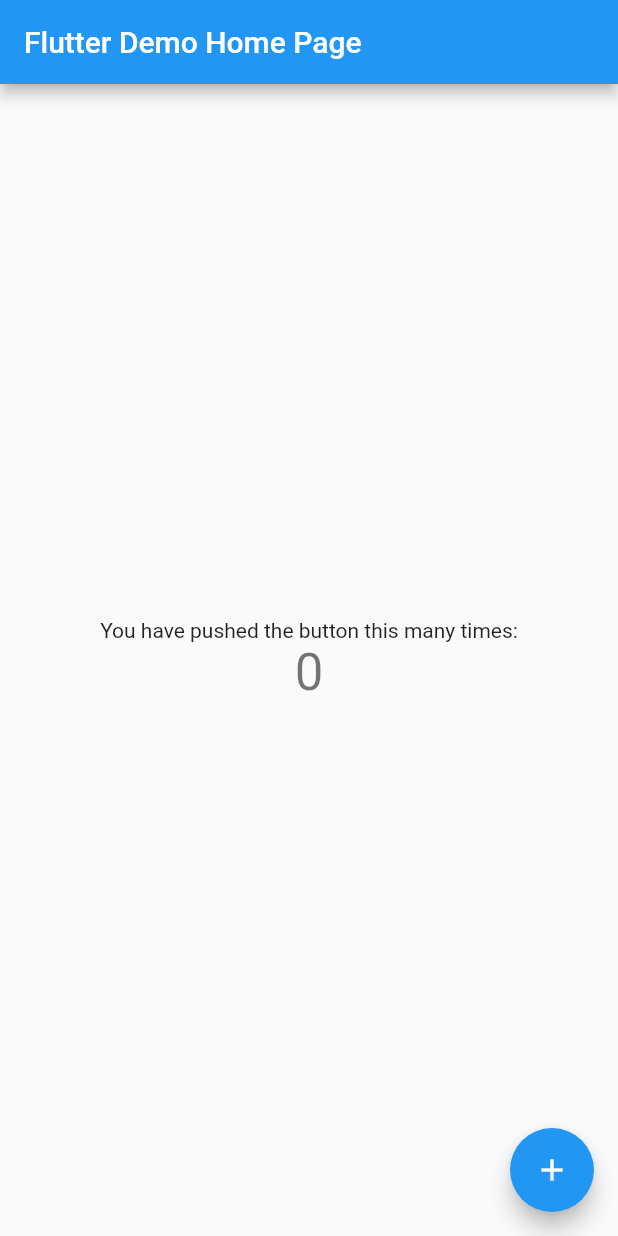
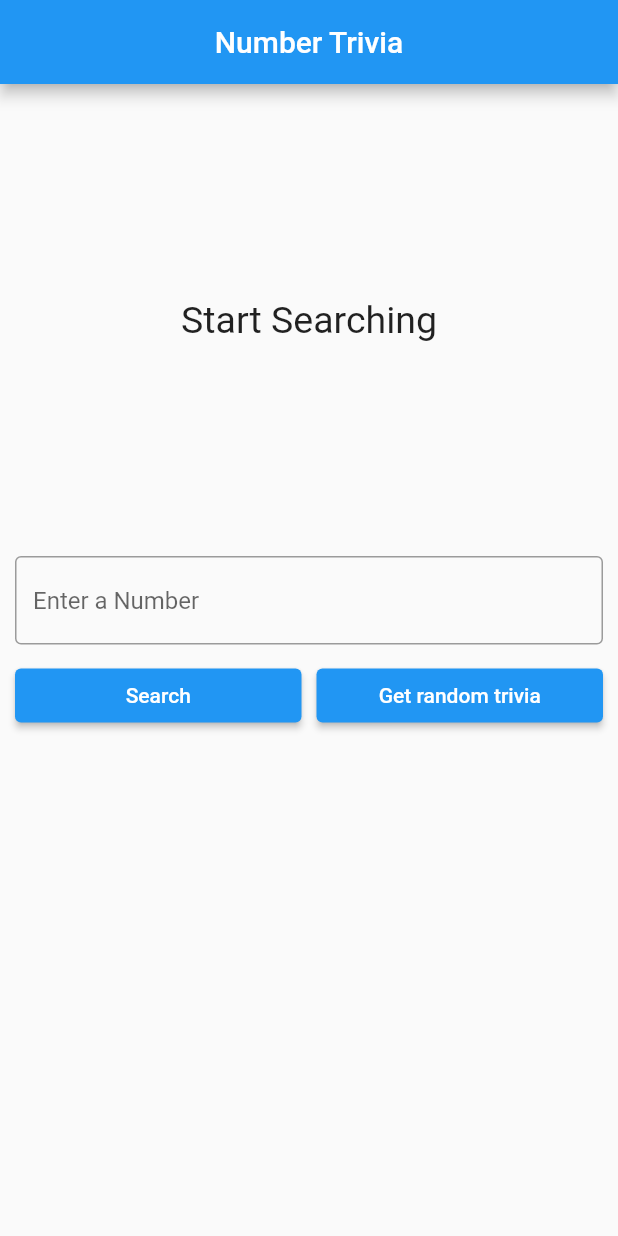
Before and after one commit to quabiee07/number_trivia_app, a Flutter app: the screen it shows after launch, on a phone screen of 412 x 824 dp. Run offline on Flutter 3.47's test engine with Material 2 defaults, Android fonts, the phone set to English and light mode, and no system bars; our stand-ins replace bloc, dartz, equatable, flutter_bloc, get_it, internet_connection_checker and 1 more.

Commit message:
presentation layer complete

```diff
--- a/lib/core/util/input_converter.dart
+++ b/lib/core/util/input_converter.dart
@@ -4,7 +4,7 @@ import 'package:number_trivia/core/error/failure.dart';
 class InputConverter {
   Either<Failure, int> stringToUnsignedString(String str) {
     try {
-      final integer = int.parse(str);
+      final integer = int.tryParse(str) ?? 0;
       if(integer < 0 ) throw FormatException();
       return Right(integer);
     } on FormatException {
--- /dev/null
+++ b/lib/feature/number_trivia/presentation/pages/number_trivia_page.dart
@@ -0,0 +1,135 @@
+import 'package:flutter/material.dart';
+import 'package:flutter_bloc/flutter_bloc.dart';
+import 'package:number_trivia/feature/number_trivia/presentation/bloc/number_trivia_bloc.dart';
+import 'package:number_trivia/injection_container.dart';
+
+import '../widget/widgets.dart';
+
+class NumberTriviaPage extends StatelessWidget {
+  const NumberTriviaPage({Key? key}) : super(key: key);
+
+  @override
+  Widget build(BuildContext context) {
+    return Scaffold(
+      appBar: AppBar(
+        title: const Center(child: Text('Number Trivia')),
+      ),
+      body: SingleChildScrollView(
+        child: BlocProvider(
+          create: (_) => sl<NumberTriviaBloc>(),
+          child: Center(
+            child: Padding(
+              padding: const EdgeInsets.all(10.0),
+              child: Column(
+                children: [
+                  const SizedBox(
+                    height: 10,
+                  ),
+                  //top half
+                  SizedBox(
+                    height: MediaQuery.of(context).size.height / 3,
+                    child: Center(
+                      child: SingleChildScrollView(
+                        child: BlocBuilder<NumberTriviaBloc, NumberTriviaState>(
+                          builder: (context, state) {
+                            if (state is Empty) {
+                              return const MessageDisplay(
+                                message: 'Start Searching',
+                              );
+                            } else if (state is Loading) {
+                              return const LoadingWidget();
+                            } else if (state is Loaded) {
+                              return TriviaDisplay(numberTrivia: state.trivia);
+                            } else if (state is Error) {
+                              return MessageDisplay(
+                                message: state.message,
+                              );
+                            }
+                            return Container();
+                          },
+                        ),
+                      ),
+                    ),
+                  ),
+
+                  const SizedBox(
+                    height: 20,
+                  ),
+
+                  //bottom half
+                  const TriviaControl()
+                ],
+              ),
+            ),
+          ),
+        ),
+      ),
+    );
+  }
+}
+
+class TriviaControl extends StatefulWidget {
+  const TriviaControl({
+    Key? key,
+  }) : super(key: key);
+
+  @override
+  State<TriviaControl> createState() => _TriviaControlState();
+}
+
+class _TriviaControlState extends State<TriviaControl> {
+  final textController = TextEditingController();
+  String inputStr = '';
+  @override
+  Widget build(BuildContext context) {
+    return Column(
+      children: [
+        TextField(
+          controller: textController,
+          keyboardType: TextInputType.number,
+          decoration: const InputDecoration(
+            border: OutlineInputBorder(),
+            hintText: 'Enter a Number',
+          ),
+          onChanged: (value) {
+            inputStr = value;
+          },
+          onSubmitted: (_) => dispatchStatic(),
+        ),
+        const SizedBox(
+          height: 10,
+        ),
+        Row(
+          children: [
+            Expanded(
+              child: ElevatedButton(
+                onPressed: dispatchStatic,
+                child: Text('Search'),
+              ),
+            ),
+            SizedBox(
+              width: 10,
+            ),
+            Expanded(
+                child: ElevatedButton(
+                onPressed: dispatchRandom,
+                child: Text('Get random trivia'),
+              ),),
+          ],
+        )
+      ],
+    );
+  }
+
+  void dispatchStatic(){
+    textController.clear();
+    BlocProvider.of<NumberTriviaBloc>(context)
+      .add(GetTriviaForStaticNumber(numberString: inputStr));
+  }
+
+  void dispatchRandom(){
+    textController.clear();
+    BlocProvider.of<NumberTriviaBloc>(context)
+      .add(GetTriviaForRandomNumber());
+  }
+}
--- /dev/null
+++ b/lib/feature/number_trivia/presentation/widget/message_display.dart
@@ -0,0 +1,27 @@
+import 'package:flutter/material.dart';
+
+class MessageDisplay extends StatelessWidget {
+  final String message;
+  const MessageDisplay({
+    Key? key,
+    required this.message,
+  }) : super(key: key);
+
+  @override
+  Widget build(BuildContext context) {
+    return SizedBox(
+      height: MediaQuery.of(context).size.height / 3,
+      child: Center(
+        child: SingleChildScrollView(
+          child: Text(
+            message,
+            style: const TextStyle(
+              fontSize: 25,
+            ),
+            textAlign: TextAlign.center,
+          ),
+        ),
+      ),
+    );
+  }
+}
--- /dev/null
+++ b/lib/feature/number_trivia/presentation/widget/trivia_control.dart
@@ -0,0 +1 @@
+import 'package:flutter/material.dart';
--- /dev/null
+++ b/lib/feature/number_trivia/presentation/widget/widgets.dart
@@ -0,0 +1,3 @@
+export 'loading_widget.dart';
+export 'message_display.dart';
+export 'trivia_display.dart';
--- a/lib/main.dart
+++ b/lib/main.dart
@@ -1,115 +1,23 @@
 import 'package:flutter/material.dart';
+import 'package:number_trivia/injection_container.dart' as di;
+import 'feature/number_trivia/presentation/pages/number_trivia_page.dart';
 
-void main() {
+void main() async {
+  WidgetsFlutterBinding.ensureInitialized();
+  await di.init();
   runApp(const MyApp());
 }
 
 class MyApp extends StatelessWidget {
   const MyApp({Key? key}) : super(key: key);
-
-  // This widget is the root of your application.
   @override
   Widget build(BuildContext context) {
     return MaterialApp(
       title: 'Flutter Demo',
       theme: ThemeData(
-        // This is the theme of your application.
-        //
-        // Try running your application with "flutter run". You'll see the
-        // application has a blue toolbar. Then, without quitting the app, try
-        // changing the primarySwatch below to Colors.green and then invoke
-        // "hot reload" (press "r" in the console where you ran "flutter run",
-        // or simply save your changes to "hot reload" in a Flutter IDE).
-        // Notice that the counter didn't reset back to zero; the application
-        // is not restarted.
-        primarySwatch: Colors.blue,
+        primaryColor: Colors.indigo,
       ),
-      home: const MyHomePage(title: 'Flutter Demo Home Page'),
+      home: const NumberTriviaPage(),
     );
   }
 }
-
-class MyHomePage extends StatefulWidget {
-  const MyHomePage({Key? key, required this.title}) : super(key: key);
-
-  // This widget is the home page of your application. It is stateful, meaning
-  // that it has a State object (defined below) that contains fields that affect
-  // how it looks.
-
-  // This class is the configuration for the state. It holds the values (in this
-  // case the title) provided by the parent (in this case the App widget) and
-  // used by the build method of the State. Fields in a Widget subclass are
-  // always marked "final".
-
-  final String title;
-
-  @override
-  State<MyHomePage> createState() => _MyHomePageState();
-}
-
-class _MyHomePageState extends State<MyHomePage> {
-  int _counter = 0;
-
-  void _incrementCounter() {
-    setState(() {
-      // This call to setState tells the Flutter framework that something has
-      // changed in this State, which causes it to rerun the build method below
-      // so that the display can reflect the updated values. If we changed
-      // _counter without calling setState(), then the build method would not be
-      // called again, and so nothing would appear to happen.
-      _counter++;
-    });
-  }
-
-  @override
-  Widget build(BuildContext context) {
-    // This method is rerun every time setState is called, for instance as done
-    // by the _incrementCounter method above.
-    //
-    // The Flutter framework has been optimized to make rerunning build methods
-    // fast, so that you can just rebuild anything that needs updating rather
-    // than having to individually change instances of widgets.
-    return Scaffold(
-      appBar: AppBar(
-        // Here we take the value from the MyHomePage object that was created by
-        // the App.build method, and use it to set our appbar title.
-        title: Text(widget.title),
-      ),
-      body: Center(
-        // Center is a layout widget. It takes a single child and positions it
-        // in the middle of the parent.
-        child: Column(
-          // Column is also a layout widget. It takes a list of children and
-          // arranges them vertically. By default, it sizes itself to fit its
-          // children horizontally, and tries to be as tall as its parent.
-          //
-          // Invoke "debug painting" (press "p" in the console, choose the
-          // "Toggle Debug Paint" action from the Flutter Inspector in Android
-          // Studio, or the "Toggle Debug Paint" command in Visual Studio Code)
-          // to see the wireframe for each widget.
-          //
-          // Column has various properties to control how it sizes itself and
-          // how it positions its children. Here we use mainAxisAlignment to
-          // center the children vertically; the main axis here is the vertical
-          // axis because Columns are vertical (the cross axis would be
-          // horizontal).
-          mainAxisAlignment: MainAxisAlignment.center,
-          children: <Widget>[
-            const Text(
-              'You have pushed the button this many times:',
-            ),
-            Text(
-              '$_counter',
-              style: Theme.of(context).textTheme.headline4,
-            ),
-          ],
-        ),
-      ),
-      floatingActionButton: FloatingActionButton(
-        onPressed: _incrementCounter,
-        tooltip: 'Increment',
-        child: const Icon(Icons.add),
-      ), // This trailing comma makes auto-formatting nicer for build methods.
-    );
-  }
-}
```
Also changed, not shown: lib/feature/number_trivia/data/data_src/number_trivia_remote_data_source.dart (+18 -14 lines), lib/feature/number_trivia/presentation/bloc/number_trivia_bloc.dart (+39 -5 lines), lib/feature/number_trivia/presentation/widget/loading_widget.dart (added, +16 -0 lines), lib/feature/number_trivia/presentation/widget/trivia_display.dart (added, +41 -0 lines), lib/injection_container.dart (added, +56 -0 lines), 1 other file.
